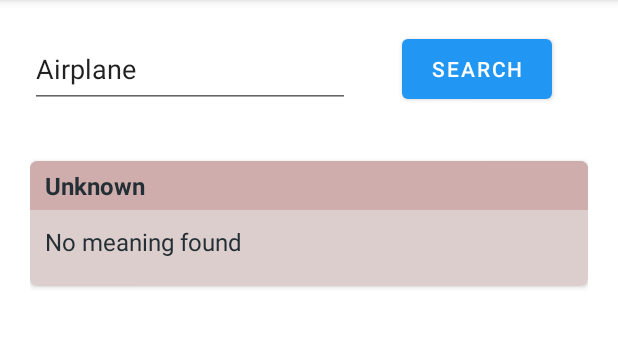
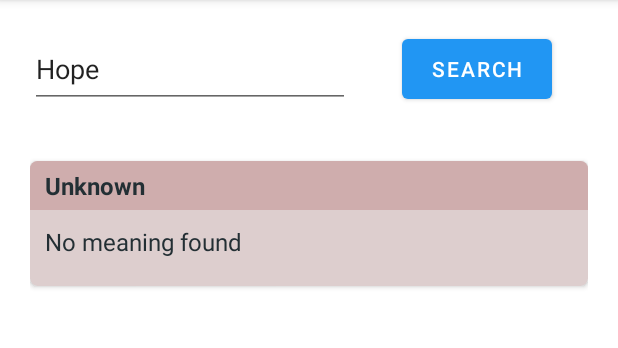
Before and after one commit to tirkarthi/NotificationDictionary, an Android app: the screen it shows after launch (MainActivity), after a tap on "SEARCH", on a phone screen of 412 x 824 dp, the part 84-432 px from its top. Run offline under Robolectric (Android 15) with nearby library versions, the phone set to English and light mode, and no system bars; our stand-ins replace Room's generated code; libraries missing offline, so code that uses them is left out: com.google.android.gms.

Commit message:
Change default word.

```diff
--- a/app/src/main/res/layout/activity_main.xml
+++ b/app/src/main/res/layout/activity_main.xml
@@ -18,7 +18,7 @@
         android:focusableInTouchMode="true"
         android:hint="@string/word"
         android:inputType="textPersonName"
-        android:text="Airplane"
+        android:text="Hope"
         app:layout_constraintStart_toStartOf="parent"
         app:layout_constraintTop_toTopOf="parent" />
 
```
